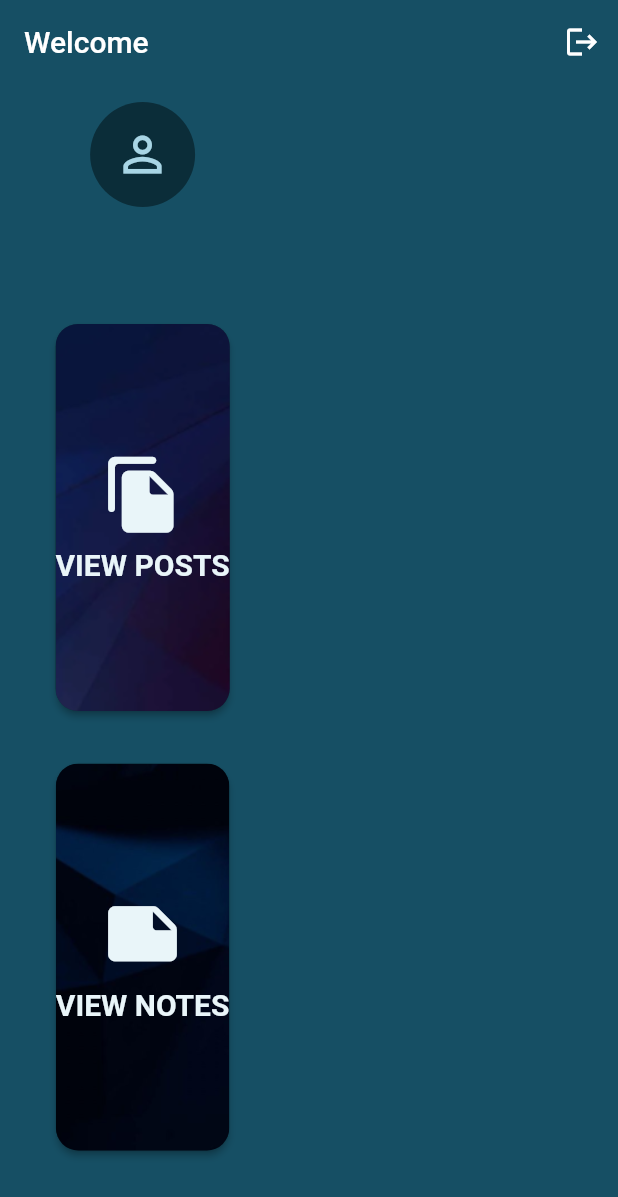
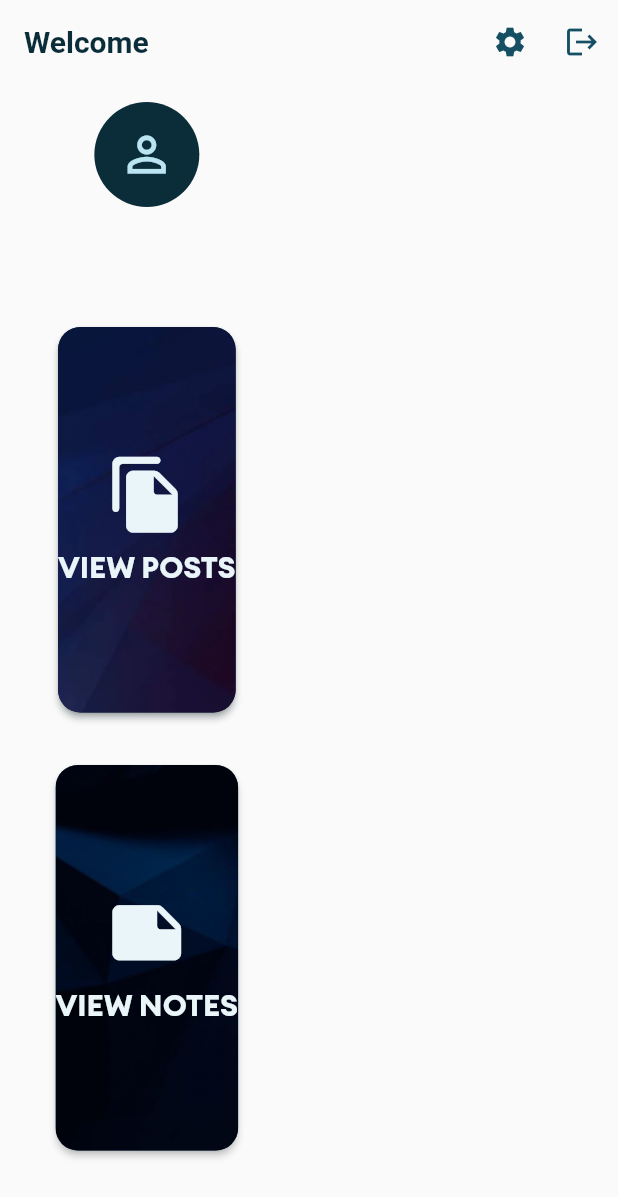
Before and after one commit to rojanshr1996/demo_notes_app, a Flutter app: the IndexScreen screen opened by its route, after a tap on the "logout" icon, on a phone screen of 412 x 824 dp. Shown: the top 1197 px of the screen. Run offline on Flutter 3.47's test engine with Material 2 defaults, Android fonts, the phone set to English and light mode, and no system bars; our stand-ins replace cloud_firestore, device_preview, equatable, firebase_auth, firebase_core, flutter_bloc and 4 more; missing offline and left inert: cloud_firestore_web, custom_widgets, firebase_analytics_web, firebase_auth_web, firebase_core_web, share_plus_web and 1 more; accounts and stored records are empty.

Commit message:
Theme data added to the app

```diff
--- a/lib/helpers/loading/loading_screen.dart
+++ b/lib/helpers/loading/loading_screen.dart
@@ -44,7 +44,7 @@ class LoadingScreen {
               minWidth: size.width * 0.5,
             ),
             decoration: BoxDecoration(
-              color: AppColors.cDarkBlue,
+              color: Theme.of(context).backgroundColor,
               borderRadius: BorderRadius.circular(10),
             ),
             child: Padding(
@@ -64,7 +64,7 @@ class LoadingScreen {
                           return Text(
                             snapshot.data as String,
                             textAlign: TextAlign.center,
-                            style: const TextStyle(color: AppColors.cDarkBlueLight),
+                            style: Theme.of(context).textTheme.bodyMedium,
                           );
                         } else {
                           return Container();
--- a/lib/utils/app_colors.dart
+++ b/lib/utils/app_colors.dart
@@ -1,3 +1,4 @@
+import 'package:demo_app_bloc/utils/constants.dart';
 import 'package:flutter/material.dart';
 
 class AppColors {
@@ -24,8 +25,89 @@ class AppColors {
 
   static const Color cDarkBlue = Color(0xff0b2d39);
   static const Color cDarkBlueAccent = Color.fromARGB(255, 22, 79, 100);
-  static const Color cDarkBlueLight = Color(0xffa8d5e5);
+  static const Color cDarkBlueLight = Color.fromARGB(255, 187, 228, 243);
   static const Color cLightShade = Color(0xffe9f5f9);
   static const Color cBlueShade = Color.fromARGB(255, 34, 130, 165);
   static const Color cDarkTextShade = Color(0xff041014);
 }
+
+class ThemeClass {
+  static ThemeData lightTheme = ThemeData(
+      scaffoldBackgroundColor: AppColors.cDarkBlueLight,
+      primaryColor: AppColors.cLightShade,
+      fontFamily: "euclid",
+      splashColor: AppColors.cBlueShade.withAlpha(40),
+      highlightColor: AppColors.transparent,
+      colorScheme: const ColorScheme.light(
+        background: AppColors.cLight,
+        error: AppColors.cRedAccent,
+        primary: AppColors.cDarkBlueAccent,
+        secondary: AppColors.cLight,
+      ),
+      buttonTheme: const ButtonThemeData(
+        highlightColor: AppColors.transparent,
+        colorScheme: ColorScheme.light(
+            background: AppColors.cLight,
+            error: AppColors.cRedAccent,
+            primary: AppColors.cDarkBlueAccent,
+            secondary: AppColors.cLight),
+      ),
+      textTheme: const TextTheme(
+        titleLarge: TextStyle(fontSize: 28, fontWeight: black, color: AppColors.cBlack, letterSpacing: 0.5),
+        titleMedium: TextStyle(fontSize: 24, fontWeight: black, color: AppColors.cDarkBlueAccent, letterSpacing: 0.5),
+        titleSmall: TextStyle(fontSize: 20, fontWeight: black, color: AppColors.cDarkBlueAccent, letterSpacing: 0.5),
+        bodyLarge: TextStyle(fontSize: 16, fontWeight: semibold, color: AppColors.cBlack),
+        bodyMedium: TextStyle(fontSize: 14, color: AppColors.cBlack),
+        bodySmall: TextStyle(fontSize: 12, color: AppColors.cBlack),
+        displayLarge: TextStyle(fontSize: 24, color: AppColors.cBlack, fontWeight: bold),
+        displayMedium: TextStyle(fontSize: 20, color: AppColors.cBlack, fontWeight: bold),
+        displaySmall: TextStyle(fontSize: 18, color: AppColors.cBlack, fontWeight: semibold),
+        labelSmall: TextStyle(fontSize: 12, color: AppColors.cBlack),
+        labelMedium: TextStyle(color: AppColors.cDarkBlue),
+        labelLarge: TextStyle(fontSize: 16, color: AppColors.cBlack, fontWeight: semibold),
+      ),
+      appBarTheme: const AppBarTheme(
+          backgroundColor: AppColors.transparent,
+          iconTheme: IconThemeData(color: AppColors.cDarkBlueAccent),
+          titleTextStyle: TextStyle(fontSize: 20, color: AppColors.cDarkBlue, fontWeight: bold)));
+
+  static ThemeData darkTheme = ThemeData(
+    scaffoldBackgroundColor: AppColors.cDarkBlueAccent,
+    primaryColor: AppColors.cDarkBlue,
+    fontFamily: "euclid",
+    splashColor: AppColors.cBlueShade.withAlpha(40),
+    highlightColor: AppColors.transparent,
+    colorScheme: const ColorScheme.dark(
+      error: AppColors.cRedAccent,
+      primary: AppColors.cDarkBlue,
+      secondary: AppColors.cDarkBlueAccent,
+    ),
+    textTheme: const TextTheme(
+      titleLarge: TextStyle(fontSize: 28, fontWeight: black, color: AppColors.cLight, letterSpacing: 0.5),
+      titleMedium: TextStyle(fontSize: 24, fontWeight: bold, color: AppColors.cLight, letterSpacing: 0.5),
+      titleSmall: TextStyle(fontSize: 20, fontWeight: bold, color: AppColors.cLight, letterSpacing: 0.5),
+      bodyLarge: TextStyle(fontWeight: semibold, color: AppColors.cBlack),
+      bodyMedium: TextStyle(fontSize: 14, color: AppColors.cLight),
+      bodySmall: TextStyle(fontSize: 12, color: AppColors.cLight),
+      displayLarge: TextStyle(fontSize: 24, color: AppColors.cLight, fontWeight: bold),
+      displayMedium: TextStyle(fontSize: 20, color: AppColors.cLight, fontWeight: bold),
+      displaySmall: TextStyle(fontSize: 18, color: AppColors.cLight, fontWeight: semibold),
+      labelSmall: TextStyle(fontSize: 12, color: AppColors.cLight),
+      labelMedium: TextStyle(color: AppColors.cLight),
+      labelLarge: TextStyle(fontSize: 16, color: AppColors.cLight, fontWeight: semibold),
+    ),
+    buttonTheme: const ButtonThemeData(
+        buttonColor: AppColors.cDarkBlueAccent,
+        highlightColor: AppColors.transparent,
+        splashColor: AppColors.cDarkBlue),
+    appBarTheme: const AppBarTheme(
+      backgroundColor: AppColors.transparent,
+      iconTheme: IconThemeData(color: AppColors.cLight),
+      titleTextStyle: TextStyle(
+        fontSize: 20,
+        color: AppColors.cLight,
+        fontWeight: bold,
+      ),
+    ),
+  );
+}
--- a/lib/view/auth/login_screen.dart
+++ b/lib/view/auth/login_screen.dart
@@ -5,6 +5,7 @@ import 'package:demo_app_bloc/bloc/authBloc/auth_state.dart';
 import 'package:demo_app_bloc/helpers/loading/loading_screen.dart';
 import 'package:demo_app_bloc/services/auth_exceptions.dart';
 import 'package:demo_app_bloc/utils/app_colors.dart';
+import 'package:demo_app_bloc/utils/constants.dart';
 import 'package:demo_app_bloc/utils/custom_text_style.dart';
 import 'package:demo_app_bloc/utils/dialogs/error_dialog.dart';
 import 'package:demo_app_bloc/utils/utils.dart';
@@ -59,7 +60,7 @@ class _LoginScreenState extends State<LoginScreen> {
     context.read<AuthBloc>().add(const AuthEventInitialize());
     return RemoveFocus(
       child: Scaffold(
-        backgroundColor: AppColors.cDarkBlue,
+        backgroundColor: Theme.of(context).backgroundColor,
         body: BlocConsumer<AuthBloc, AuthState>(
           listener: (context, state) async {
             if (state.isLoading) {
@@ -95,9 +96,9 @@ class _LoginScreenState extends State<LoginScreen> {
                     child: SingleChildScrollView(
                       child: Column(
                         children: [
-                          const Padding(
-                            padding: EdgeInsets.fromLTRB(10, 40, 10, 70),
-                            child: Text("LOGIN", style: CustomTextStyle.titleLight),
+                          Padding(
+                            padding: const EdgeInsets.fromLTRB(10, 40, 10, 70),
+                            child: Text("LOGIN", style: Theme.of(context).textTheme.titleLarge),
                           ),
                           Form(
                             key: _formKey,
@@ -110,10 +111,10 @@ class _LoginScreenState extends State<LoginScreen> {
                                       Container(
                                         height: 50,
                                         decoration: BoxDecoration(
-                                          color: AppColors.cDarkBlueAccent,
+                                          color: Theme.of(context).colorScheme.background,
                                           boxShadow: [
                                             BoxShadow(
-                                                color: AppColors.cDarkBlueAccent.withAlpha(200),
+                                                color: AppColors.cSkyBlue.withAlpha(200),
                                                 blurRadius: 8,
                                                 offset: const Offset(0, 3)),
                                           ],
@@ -122,9 +123,9 @@ class _LoginScreenState extends State<LoginScreen> {
                                       ),
                                       CustomTextEnterField(
                                         textEditingController: _emailController,
-                                        label: const Text("Email Addresss", style: CustomTextStyle.hintTextLight),
+                                        label: Text("Email Addresss", style: Theme.of(context).textTheme.bodyText2),
                                         textInputType: TextInputType.emailAddress,
-                                        style: CustomTextStyle.bodyTextLight,
+                                        style: Theme.of(context).textTheme.bodyMedium,
                                         hintStyle: CustomTextStyle.hintTextLight,
                                         validator: (value) => validateEmail(context: context, value: value!),
                                         focusedBorder: const OutlineInputBorder(
@@ -147,10 +148,10 @@ class _LoginScreenState extends State<LoginScreen> {
                                       Container(
                                         height: 50,
                                         decoration: BoxDecoration(
-                                          color: AppColors.cDarkBlueAccent,
+                                          color: Theme.of(context).colorScheme.background,
                                           boxShadow: [
                                             BoxShadow(
-                                                color: AppColors.cDarkBlueAccent.withAlpha(200),
+                                                color: AppColors.cSkyBlue.withAlpha(200),
                                                 blurRadius: 8,
                                                 offset: const Offset(0, 3)),
                                           ],
@@ -161,8 +162,8 @@ class _LoginScreenState extends State<LoginScreen> {
                                         valueListenable: _obscureText,
                                         builder: (context, value, child) => CustomTextEnterField(
                                           textEditingController: _passwordController,
-                                          label: const Text("Password", style: CustomTextStyle.hintTextLight),
-                                          style: CustomTextStyle.bodyTextLight,
+                                          label: Text("Password", style: Theme.of(context).textTheme.bodyText2),
+                                          style: Theme.of(context).textTheme.bodyMedium,
                                           textInputType: TextInputType.visiblePassword,
                                           obscureText: _obscureText.value,
                                           hintStyle: CustomTextStyle.hintTextLight,
@@ -198,8 +199,7 @@ class _LoginScreenState extends State<LoginScreen> {
                               title: "SIGN IN",
                               borderRadius: BorderRadius.circular(5),
                               splashBorderRadius: BorderRadius.circular(5),
-                              buttonColor: AppColors.cBlueShade,
-                              shadowColor: AppColors.cBlueShade,
+                              buttonColor: Theme.of(context).buttonTheme.colorScheme?.primary,
                               onPressed: () => _authenticateWithEmailAndPassword(context),
                             ),
                           ),
@@ -211,7 +211,10 @@ class _LoginScreenState extends State<LoginScreen> {
                                 onPressed: () => Utilities.openNamedActivity(context, Routes.register),
                                 child: Text(
                                   "SIGN UP",
-                                  style: CustomTextStyle.bodyText.copyWith(color: AppColors.cDarkBlueLight),
+                                  style: Theme.of(context)
+                                      .textTheme
+                                      .bodyMedium
+                                      ?.copyWith(color: AppColors.cDarkBlueAccent, fontWeight: semibold),
                                 ),
                               ),
                             ),
--- a/lib/view/index_screen.dart
+++ b/lib/view/index_screen.dart
@@ -10,6 +10,7 @@ import 'package:demo_app_bloc/utils/app_colors.dart';
 import 'package:demo_app_bloc/utils/custom_text_style.dart';
 import 'package:demo_app_bloc/view/auth/login_screen.dart';
 import 'package:demo_app_bloc/view/route/routes.dart';
+import 'package:demo_app_bloc/view/settings.dart';
 import 'package:firebase_auth/firebase_auth.dart';
 import 'package:flutter/material.dart';
 import 'package:flutter_bloc/flutter_bloc.dart';
@@ -21,18 +22,27 @@ class IndexScreen extends StatelessWidget {
   Widget build(BuildContext context) {
     devtools.log("${FirebaseAuth.instance.currentUser}");
     return Scaffold(
-      backgroundColor: AppColors.cDarkBlueAccent,
+      backgroundColor: Theme.of(context).backgroundColor,
       appBar: AppBar(
         elevation: 0,
-        backgroundColor: AppColors.transparent,
         automaticallyImplyLeading: false,
         title: Text((FirebaseAuth.instance.currentUser?.emailVerified ?? false) ? "Welcome" : ""),
         actions: [
           IconButton(
             onPressed: () {
+              Utilities.openNamedActivity(context, Routes.settings);
+            },
+            icon: const Icon(
+              Icons.settings,
+            ),
+          ),
+          IconButton(
+            onPressed: () {
               BlocProvider.of<AuthBloc>(context).add(const AuthEventLogout());
             },
-            icon: const Icon(Icons.logout),
+            icon: const Icon(
+              Icons.logout,
+            ),
           ),
         ],
       ),
@@ -72,7 +82,7 @@ class IndexScreen extends StatelessWidget {
                       const SizedBox(height: 20),
                       Text(
                         " ${FirebaseAuth.instance.currentUser!.email}",
-                        style: CustomTextStyle.headerTextLight,
+                        style: Theme.of(context).textTheme.displayMedium,
                         textAlign: TextAlign.center,
                         maxLines: 2,
                         overflow: TextOverflow.ellipsis,
@@ -91,8 +101,7 @@ class IndexScreen extends StatelessWidget {
                         borderRadius: BorderRadius.circular(15),
                         splashBorderRadius: BorderRadius.circular(15),
                         imagePath: "assets/notesImage.png",
-                        buttonColor: AppColors.cDarkBlue,
-                        shadowColor: AppColors.cDarkBlue,
+                        buttonColor: Theme.of(context).buttonTheme.colorScheme?.primary,
                         onPressed: () => Utilities.openNamedActivity(context, Routes.post),
                       ),
                     ),
@@ -108,8 +117,7 @@ class IndexScreen extends StatelessWidget {
                         textStyle: CustomTextStyle.headerText.copyWith(color: AppColors.cLightShade),
                         borderRadius: BorderRadius.circular(15),
                         splashBorderRadius: BorderRadius.circular(15),
-                        buttonColor: AppColors.cDarkBlue,
-                        shadowColor: AppColors.cDarkBlue,
+                        buttonColor: Theme.of(context).buttonTheme.colorScheme?.primary,
                         onPressed: () => Utilities.openNamedActivity(context, Routes.notes),
                       ),
                     ),
@@ -138,7 +146,7 @@ class IndexScreen extends StatelessWidget {
                         const SizedBox(height: 20),
                         Text(
                           " ${FirebaseAuth.instance.currentUser!.email}",
-                          style: CustomTextStyle.headerTextLight,
+                          style: Theme.of(context).textTheme.displayMedium,
                           textAlign: TextAlign.center,
                           maxLines: 2,
                           overflow: TextOverflow.ellipsis,
@@ -172,8 +180,7 @@ class IndexScreen extends StatelessWidget {
                               textStyle: CustomTextStyle.headerText.copyWith(color: AppColors.cLightShade),
                               borderRadius: BorderRadius.circular(15),
                               splashBorderRadius: BorderRadius.circular(15),
-                              buttonColor: AppColors.cDarkBlue,
-                              shadowColor: AppColors.cDarkBlue,
+                              buttonColor: Theme.of(context).buttonTheme.colorScheme?.primary,
                               onPressed: () => Utilities.openNamedActivity(context, Routes.notes),
                             ),
                           ),
@@ -199,7 +206,7 @@ class IndexScreen extends StatelessWidget {
                           FirebaseAuth.instance.currentUser == null
                               ? ""
                               : " ${FirebaseAuth.instance.currentUser!.email}",
-                          style: CustomTextStyle.headerTextLight,
+                          style: Theme.of(context).textTheme.titleSmall,
                           textAlign: TextAlign.center,
                           maxLines: 2,
                           overflow: TextOverflow.ellipsis,
@@ -207,7 +214,7 @@ class IndexScreen extends StatelessWidget {
                         const SizedBox(height: 25),
                         Text(
                           "Your email is not verified. Click on the button below to send a verification link to your email",
-                          style: CustomTextStyle.bodyTextLight.copyWith(color: AppColors.cDarkBlueLight),
+                          style: Theme.of(context).textTheme.bodyMedium?.copyWith(color: AppColors.cDarkBlueAccent),
                           textAlign: TextAlign.center,
                           maxLines: 2,
                           overflow: TextOverflow.ellipsis,
@@ -219,8 +226,7 @@ class IndexScreen extends StatelessWidget {
                             title: "Verify Email",
                             borderRadius: BorderRadius.circular(5),
                             splashBorderRadius: BorderRadius.circular(5),
-                            buttonColor: AppColors.cDarkBlue,
-                            shadowColor: AppColors.cDarkBlue,
+                            buttonColor: Theme.of(context).buttonTheme.colorScheme?.primary,
                             onPressed: () => _sendEmailVerification(context),
                           ),
                         ),
--- a/lib/view/route/app_router.dart
+++ b/lib/view/route/app_router.dart
@@ -11,6 +11,7 @@ import 'package:demo_app_bloc/view/posts/post_detail_screen.dart';
 import 'package:demo_app_bloc/view/posts/posts_bloc_screen.dart';
 
 import 'package:demo_app_bloc/view/route/routes.dart';
+import 'package:demo_app_bloc/view/settings.dart';
 import 'package:flutter/material.dart';
 
 class AppRouter {
@@ -32,6 +33,9 @@ class AppRouter {
 
       case Routes.notes:
         return MaterialPageRoute(builder: (_) => const NotesScreen());
+
+      case Routes.settings:
+        return MaterialPageRoute(builder: (_) => const Settings());
 
       case Routes.createUpdateNote:
         if (args is CloudNote) {
--- a/lib/view/route/routes.dart
+++ b/lib/view/route/routes.dart
@@ -9,4 +9,5 @@ class Routes {
   static const String anotherPage = '/post/another';
   static const String notes = '/notes';
   static const String createUpdateNote = '/notes/new-note';
+  static const String settings = '/settings';
 }
```
Also changed, not shown: lib/main.dart (+12 -9 lines), lib/view/auth/signup_screen.dart (+21 -16 lines), lib/view/settings.dart (added, +81 -0 lines), lib/widgets/simple_circular_loader.dart (+3 -8 lines), pubspec.yaml (+13 -13 lines), 1 other file.
